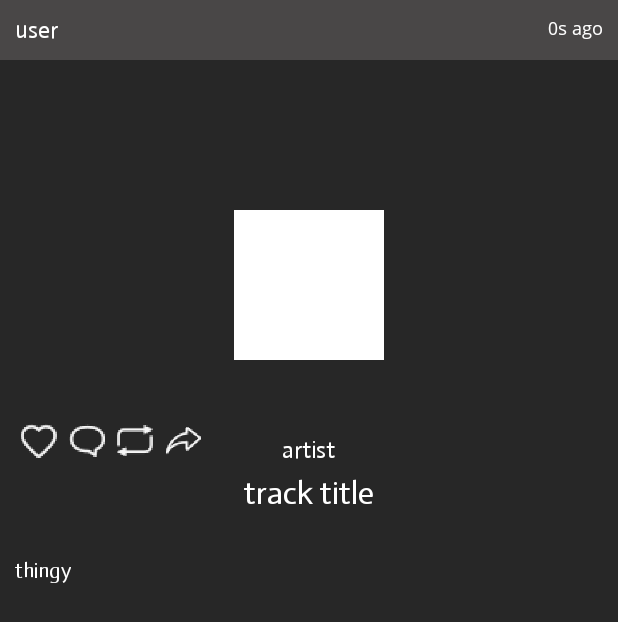
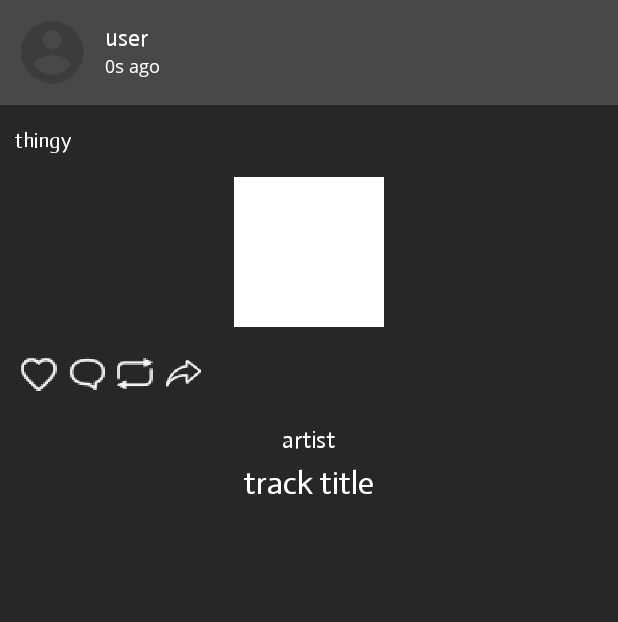
Before and after one commit to joelwng28/ElloMix, an Android app: the layout time_line_item.xml on its own in the app's theme, with its tools: preview values and no code run, on a phone screen of 412 x 824 dp. Shown: the top 622 px of the screen. Run offline under Robolectric (Android 15) with nearby library versions, the phone set to English and light mode, and no system bars.

Commit message:
Timeline UI modified

```diff
--- a/Android Application/Ellomix/app/src/main/res/layout/time_line_item.xml
+++ b/Android Application/Ellomix/app/src/main/res/layout/time_line_item.xml
@@ -14,12 +14,22 @@
         android:background="@color/user_post_band"
         android:padding="10dp">
 
+        <de.hdodenhof.circleimageview.CircleImageView
+            android:id="@+id/profile_image_view"
+            android:layout_width="50dp"
+            android:layout_height="50dp"
+            android:src="@drawable/ic_profile"/>
+
         <com.ellomix.android.ellomix.Style.Actor
             android:id="@+id/uploader_text_view"
             android:layout_width="wrap_content"
             android:layout_height="wrap_content"
             android:hint="user"
             android:text="user"
+            android:layout_marginTop="5dp"
+            android:layout_marginLeft="10dp"
+            android:layout_toEndOf="@id/profile_image_view"
+            android:layout_toRightOf="@id/profile_image_view"
             android:textColor="@color/colorWhite"
             android:textSize="@dimen/uploader_name" />
 
@@ -28,23 +38,86 @@
             android:text="0s ago"
             android:layout_width="wrap_content"
             android:layout_height="wrap_content"
+            android:layout_marginLeft="10dp"
             android:textColor="@color/colorWhite"
-            android:layout_alignEnd="@id/uploader_text_view"
-            android:layout_alignRight="@id/uploader_text_view"
-            android:layout_alignParentRight="true"
-            android:layout_alignParentEnd="true"
+            android:layout_below="@id/uploader_text_view"
+            android:layout_toEndOf="@id/profile_image_view"
+            android:layout_toRightOf="@id/profile_image_view"
+
             android:textSize="@dimen/time_uploaded" />
 
     </RelativeLayout>
+
+    <com.ellomix.android.ellomix.Style.Actor
+        android:id="@+id/message_text_view"
+        android:text="thingy"
+        android:layout_width="wrap_content"
+        android:layout_height="wrap_content"
+        android:layout_below="@id/user_info_band"
+        android:textColor="@color/colorWhite"
+        android:layout_marginTop="15dp"
+        android:layout_marginLeft="10dp"
+        android:layout_marginRight="10dp"/>
 
     <ImageView
         android:id="@+id/track_artwork_image_view"
         android:layout_width="100dp"
         android:layout_height="100dp"
-        android:layout_marginTop="100dp"
+        android:layout_marginTop="15dp"
         android:layout_centerHorizontal="true"
-        android:layout_below="@id/user_info_band"
+        android:layout_below="@id/message_text_view"
         android:background="@color/colorWhite"/>
+
+    <ImageButton
+        android:layout_width="wrap_content"
+        android:layout_height="wrap_content"
+        app:srcCompat="@drawable/comment"
+        android:id="@+id/comment"
+        android:layout_alignTop="@+id/like"
+        android:layout_toRightOf="@+id/like"
+        android:layout_toEndOf="@+id/like"
+        android:background="@drawable/comment" />
+
+    <Space
+        android:layout_width="10dp"
+        android:layout_height="wrap_content"
+        android:layout_alignTop="@+id/artist_text_view"
+        android:layout_alignParentLeft="true"
+        android:layout_alignParentStart="true"
+        android:id="@+id/space_left" />
+
+    <ImageButton
+        android:layout_width="wrap_content"
+        android:layout_height="wrap_content"
+        app:srcCompat="@drawable/favorite"
+        android:id="@+id/like"
+        android:layout_below="@id/track_artwork_image_view"
+        android:layout_marginTop="15dp"
+        android:background="@drawable/favorite"
+        android:layout_toRightOf="@+id/space_left"
+        android:layout_toEndOf="@+id/space_left" />
+
+    <ImageButton
+        android:layout_width="wrap_content"
+        android:layout_height="wrap_content"
+        app:srcCompat="@drawable/repost"
+        android:id="@+id/repost"
+
+        android:layout_alignTop="@+id/comment"
+        android:layout_toRightOf="@+id/comment"
+        android:layout_toEndOf="@+id/comment"
+        android:background="@drawable/repost" />
+
+    <ImageButton
+        android:layout_width="wrap_content"
+        android:layout_height="wrap_content"
+        app:srcCompat="@drawable/share"
+        android:layout_toRightOf="@+id/repost"
+        android:layout_toEndOf="@+id/repost"
+        android:id="@+id/share"
+        android:background="@drawable/share"
+        android:layout_alignTop="@+id/repost"
+        android:layout_alignBottom="@+id/repost" />
 
     <com.ellomix.android.ellomix.Style.Actor
         android:id="@+id/artist_text_view"
@@ -52,6 +125,7 @@
         android:layout_width="wrap_content"
         android:layout_height="wrap_content"
         android:layout_below="@id/track_artwork_image_view"
+        android:layout_alignTop="@+id/share"
         android:layout_marginTop="50dp"
         android:layout_marginBottom="5dp"
         android:layout_centerHorizontal="true"
@@ -70,63 +144,8 @@
         android:textColor="@color/colorWhite"
         android:textSize="@dimen/song_title_text" />
 
-    <com.ellomix.android.ellomix.Style.Actor
-        android:id="@+id/message_text_view"
-        android:text="thingy"
-        android:layout_width="wrap_content"
-        android:layout_height="wrap_content"
-        android:layout_below="@id/song_title_text_view"
-        android:textColor="@color/colorWhite"
-        android:layout_marginLeft="10dp"
-        android:layout_marginRight="10dp"/>
 
-    <ImageButton
-        android:layout_width="wrap_content"
-        android:layout_height="wrap_content"
-        app:srcCompat="@drawable/comment"
-        android:id="@+id/comment"
-        android:layout_alignTop="@+id/like"
-        android:layout_toRightOf="@+id/like"
-        android:layout_toEndOf="@+id/like"
-        android:background="@drawable/comment" />
 
-    <Space
-        android:layout_width="15px"
-        android:layout_height="wrap_content"
-        android:layout_alignTop="@+id/artist_text_view"
-        android:layout_alignParentLeft="true"
-        android:layout_alignParentStart="true"
-        android:id="@+id/space_left" />
 
-    <ImageButton
-        android:layout_width="wrap_content"
-        android:layout_height="wrap_content"
-        app:srcCompat="@drawable/favorite"
-        android:id="@+id/like"
-        android:background="@drawable/favorite"
-        android:layout_alignBottom="@+id/artist_text_view"
-        android:layout_toRightOf="@+id/space_left"
-        android:layout_toEndOf="@+id/space_left" />
-
-    <ImageButton
-        android:layout_width="wrap_content"
-        android:layout_height="wrap_content"
-        app:srcCompat="@drawable/repost"
-        android:id="@+id/repost"
-        android:layout_alignTop="@+id/comment"
-        android:layout_toRightOf="@+id/comment"
-        android:layout_toEndOf="@+id/comment"
-        android:background="@drawable/repost" />
-
-    <ImageButton
-        android:layout_width="wrap_content"
-        android:layout_height="wrap_content"
-        app:srcCompat="@drawable/share"
-        android:layout_toRightOf="@+id/repost"
-        android:layout_toEndOf="@+id/repost"
-        android:id="@+id/share"
-        android:background="@drawable/share"
-        android:layout_alignTop="@+id/repost"
-        android:layout_alignBottom="@+id/repost" />
 
 </RelativeLayout>
```
